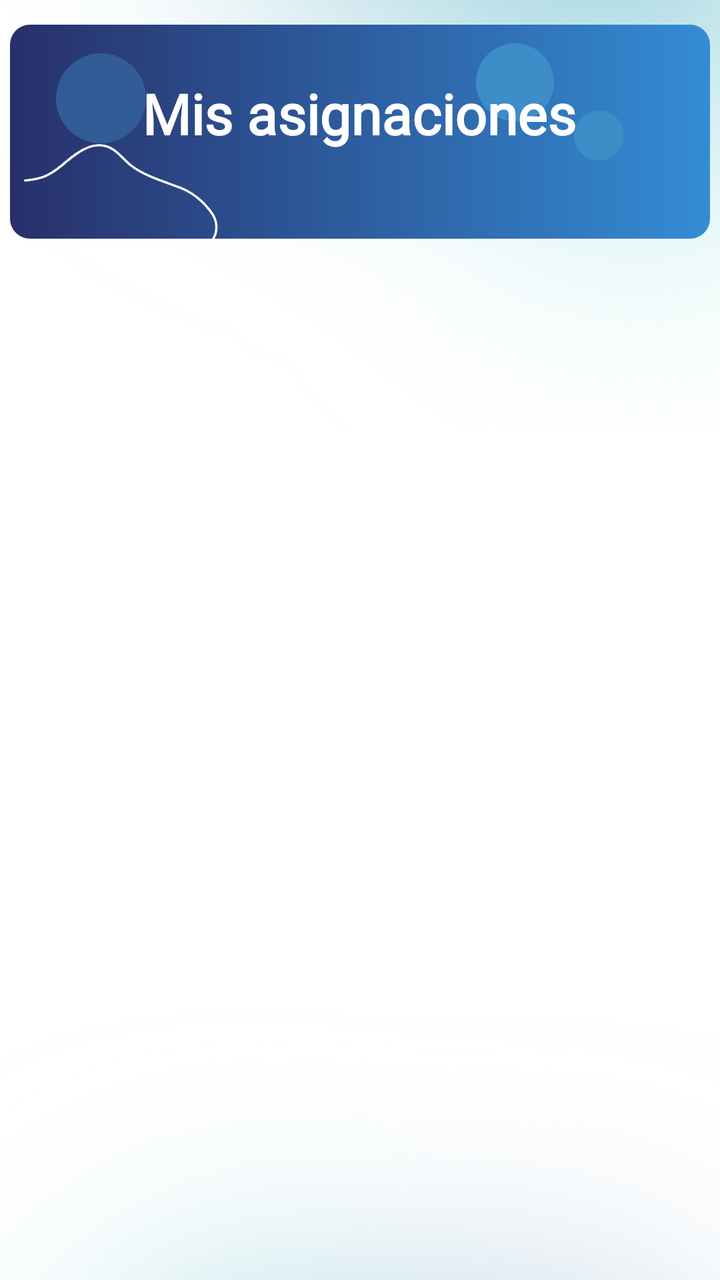
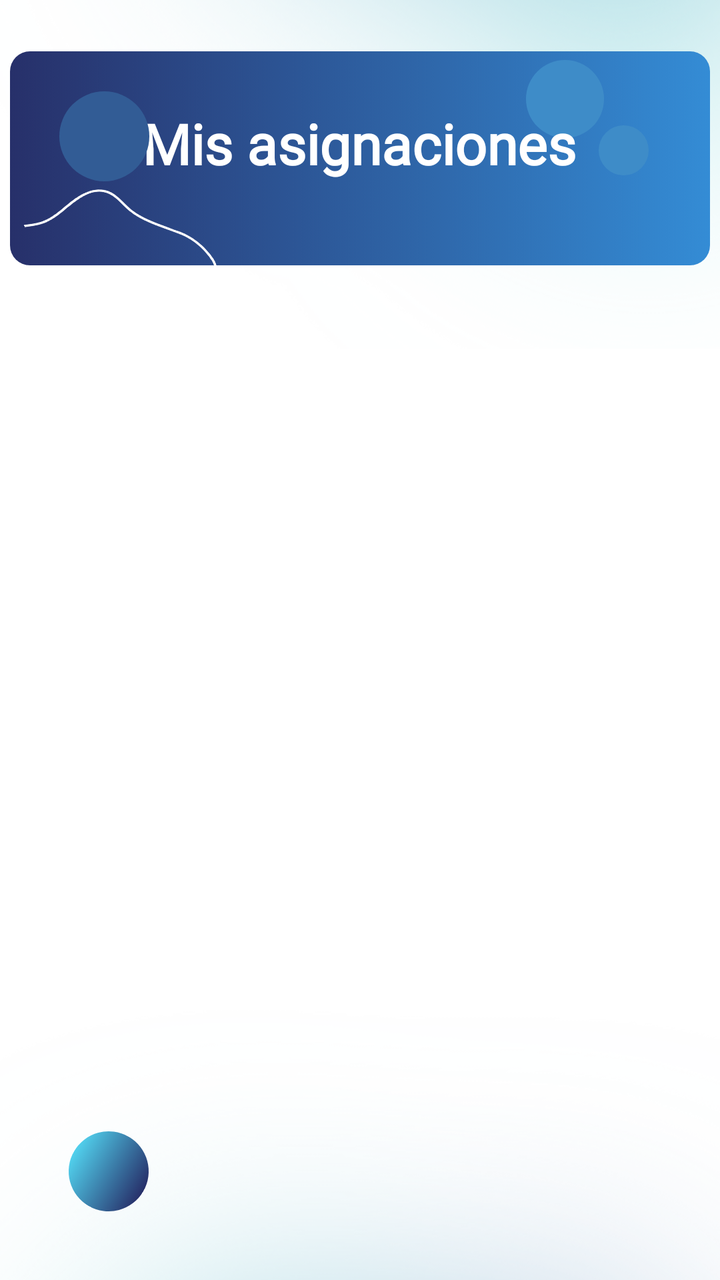

Screens rendered from an Android XML layout before and after an edit, with the pre-edit source and the edit as a unified diff.
<!-- AndroidManifest.xml: application theme Theme.OnePetApp.NoActionBar -->
<!-- res/layout/fragment_asignaciones.xml -->
<?xml version="1.0" encoding="utf-8"?>
<FrameLayout xmlns:android="http://schemas.android.com/apk/res/android"
    xmlns:app="http://schemas.android.com/apk/res-auto"
    xmlns:tools="http://schemas.android.com/tools"
    android:layout_width="match_parent"
    android:layout_height="match_parent"
    android:background="#FFFFFF"
    tools:context=".fragment_asignaciones">

    <androidx.constraintlayout.widget.ConstraintLayout
        android:layout_width="match_parent"
        android:layout_height="match_parent"
        android:backgroundTint="#FFFFFF" >

        <ImageView
            android:id="@+id/imageView234"
            android:layout_width="wrap_content"
            android:layout_height="wrap_content"
            android:layout_marginBottom="356dp"
            android:rotation="270"
            android:rotationY="0"
            android:src="@drawable/degcelest"
            app:layout_constraintBottom_toBottomOf="parent"
            app:layout_constraintStart_toStartOf="parent" />

        <ImageView
            android:id="@+id/imageView153"
            android:layout_width="350dp"
            android:layout_height="107dp"
            android:src="@drawable/recmisresenas"
            app:layout_constraintBottom_toBottomOf="parent"
            app:layout_constraintEnd_toEndOf="parent"
            app:layout_constraintHorizontal_bias="0.488"
            app:layout_constraintStart_toStartOf="parent"
            app:layout_constraintTop_toTopOf="parent"
            app:layout_constraintVertical_bias="0.023" />

        <ImageView
            android:id="@+id/imageView14"
            android:layout_width="39dp"
            android:layout_height="39dp"
            android:src="@drawable/circuloop2"
            app:layout_constraintBottom_toBottomOf="parent"
            app:layout_constraintEnd_toEndOf="parent"
            app:layout_constraintHorizontal_bias="0.741"
            app:layout_constraintStart_toStartOf="parent"
            app:layout_constraintTop_toTopOf="parent"
            app:layout_constraintVertical_bias="0.036" />

        <TextView
            android:id="@+id/textView7"
            android:layout_width="wrap_content"
            android:layout_height="wrap_content"
            android:fontFamily="@font/alata"
            android:text="Mis asignaciones"
            android:textColor="#FFFFFF"
            android:textSize="28sp"
            android:textStyle="bold"
            app:layout_constraintBottom_toBottomOf="parent"
            app:layout_constraintEnd_toEndOf="parent"
            app:layout_constraintHorizontal_bias="0.497"
            app:layout_constraintStart_toStartOf="parent"
            app:layout_constraintTop_toTopOf="parent"
            app:layout_constraintVertical_bias="0.063" />

        <ImageView
            android:id="@+id/imageView227"
            android:layout_width="25dp"
            android:layout_height="25dp"
            android:src="@drawable/circuloop2"
            app:layout_constraintBottom_toBottomOf="parent"
            app:layout_constraintEnd_toEndOf="parent"
            app:layout_constraintHorizontal_bias="0.857"
            app:layout_constraintStart_toStartOf="parent"
            app:layout_constraintTop_toTopOf="parent"
            app:layout_constraintVertical_bias="0.09" />

        <ImageView
            android:id="@+id/imageView232"
            android:layout_width="45dp"
            android:layout_height="45dp"
            android:src="@drawable/circuloop1"
            app:layout_constraintBottom_toBottomOf="parent"
            app:layout_constraintEnd_toEndOf="parent"
            app:layout_constraintHorizontal_bias="0.089"
            app:layout_constraintStart_toStartOf="parent"
            app:layout_constraintTop_toTopOf="parent"
            app:layout_constraintVertical_bias="0.045" />

        <ImageView
            android:id="@+id/imageView233"
            android:layout_width="100dp"
            android:layout_height="100dp"
            android:rotation="160"
            android:src="@drawable/blobw4"
            app:layout_constraintBottom_toBottomOf="parent"
            app:layout_constraintEnd_toEndOf="parent"
            app:layout_constraintHorizontal_bias="0.054"
            app:layout_constraintStart_toStartOf="parent"
            app:layout_constraintTop_toTopOf="parent"
            app:layout_constraintVertical_bias="0.068" />

        <ImageView
            android:id="@+id/imageView235"
            android:layout_width="wrap_content"
            android:layout_height="wrap_content"
            android:layout_marginTop="376dp"
            android:src="@drawable/degabceleste"
            app:layout_constraintTop_toTopOf="parent"
            tools:layout_editor_absoluteX="0dp" />

        <ImageView
            android:id="@+id/imageView236"
            android:layout_width="wrap_content"
            android:layout_height="wrap_content"
            android:layout_marginTop="464dp"
            android:rotation="180"
            android:src="@drawable/wavedarkbluelongopac"
            app:layout_constraintEnd_toEndOf="parent"
            app:layout_constraintHorizontal_bias="0.0"
            app:layout_constraintStart_toStartOf="parent"
            app:layout_constraintTop_toTopOf="parent" />

        <ImageView
            android:id="@+id/imageView237"
            android:layout_width="wrap_content"
            android:layout_height="wrap_content"
            android:layout_marginTop="472dp"
            android:rotation="180"
            android:src="@drawable/wavedarkbluelong"
            app:layout_constraintStart_toStartOf="parent"
            app:layout_constraintTop_toTopOf="parent" />

        <androidx.recyclerview.widget.RecyclerView
            android:id="@+id/rcvMisAsignaciones"
            android:layout_width="347dp"
            android:layout_height="582dp"
            android:layout_marginTop="80dp"
            app:layout_constraintBottom_toBottomOf="parent"
            app:layout_constraintEnd_toEndOf="parent"
            app:layout_constraintStart_toStartOf="parent"
            app:layout_constraintTop_toTopOf="parent" />

    </androidx.constraintlayout.widget.ConstraintLayout>

</FrameLayout>
<!-- resources referenced by this layout -->
<resources>
  <!-- drawable blobw4: png bitmap (drawable, 11068 bytes) -->
  <!-- drawable circuloop1 (drawable) -->
  <?xml version="1.0" encoding="utf-8"?>
  <selector xmlns:android="http://schemas.android.com/apk/res/android">
      <item>
          <shape>
              <gradient
                  android:startColor="#325c95"
                  android:endColor="#325c95">
              </gradient>
              <corners android:radius="1000dp"></corners>
          </shape>
      </item>
  </selector>
  <!-- drawable circuloop2 (drawable) -->
  <?xml version="1.0" encoding="utf-8"?>
  <selector xmlns:android="http://schemas.android.com/apk/res/android">
      <item>
          <shape>
              <gradient
                  android:startColor="#3e8cc8"
                  android:endColor="#3e8cc8">
              </gradient>
              <corners android:radius="1000dp"></corners>
          </shape>
      </item>
  </selector>
  <!-- drawable degabceleste: png bitmap (drawable, 168607 bytes) -->
  <!-- drawable degcelest: png bitmap (drawable, 239595 bytes) -->
  <!-- drawable recmisresenas (drawable) -->
  <?xml version="1.0" encoding="utf-8"?>
  <selector xmlns:android="http://schemas.android.com/apk/res/android">
      <item>
          <shape>
              <gradient
                  android:startColor="#27306A"
                  android:endColor="#348cd5">
              </gradient>
              <corners android:radius="10dp"></corners>
          </shape>
      </item>
  </selector>
  <!-- drawable wavedarkbluelong: png bitmap (drawable, 27163 bytes) -->
  <!-- drawable wavedarkbluelongopac: png bitmap (drawable, 28627 bytes) -->
  <style name="Theme.OnePetApp.NoActionBar">
          <item name="windowActionBar">false</item>
          <item name="windowNoTitle">true</item>
      </style>
</resources>

<!-- the commit's change to res/layout/fragment_asignaciones.xml (unified diff, before → after) -->
@@ -16,10 +16,21 @@
             android:id="@+id/imageView234"
             android:layout_width="wrap_content"
             android:layout_height="wrap_content"
-            android:layout_marginBottom="356dp"
+            android:layout_marginBottom="396dp"
             android:rotation="270"
             android:rotationY="0"
             android:src="@drawable/degcelest"
+            app:layout_constraintBottom_toBottomOf="parent"
+            app:layout_constraintStart_toStartOf="parent" />
+
+        <ImageView
+            android:id="@+id/imageView236"
+            android:layout_width="169dp"
+            android:layout_height="187dp"
+            android:layout_marginStart="252dp"
+            android:layout_marginBottom="656dp"
+            android:rotation="117"
+            android:src="@drawable/blobdos"
             app:layout_constraintBottom_toBottomOf="parent"
             app:layout_constraintStart_toStartOf="parent" />
 
@@ -33,7 +44,7 @@
             app:layout_constraintHorizontal_bias="0.488"
             app:layout_constraintStart_toStartOf="parent"
             app:layout_constraintTop_toTopOf="parent"
-            app:layout_constraintVertical_bias="0.023" />
+            app:layout_constraintVertical_bias="0.048" />
 
         <ImageView
             android:id="@+id/imageView14"
@@ -42,10 +53,10 @@
             android:src="@drawable/circuloop2"
             app:layout_constraintBottom_toBottomOf="parent"
             app:layout_constraintEnd_toEndOf="parent"
-            app:layout_constraintHorizontal_bias="0.741"
+            app:layout_constraintHorizontal_bias="0.819"
             app:layout_constraintStart_toStartOf="parent"
             app:layout_constraintTop_toTopOf="parent"
-            app:layout_constraintVertical_bias="0.036" />
+            app:layout_constraintVertical_bias="0.05" />
 
         <TextView
             android:id="@+id/textView7"
@@ -61,7 +72,7 @@
             app:layout_constraintHorizontal_bias="0.497"
             app:layout_constraintStart_toStartOf="parent"
             app:layout_constraintTop_toTopOf="parent"
-            app:layout_constraintVertical_bias="0.063" />
+            app:layout_constraintVertical_bias="0.088" />
 
         <ImageView
             android:id="@+id/imageView227"
@@ -70,10 +81,10 @@
             android:src="@drawable/circuloop2"
             app:layout_constraintBottom_toBottomOf="parent"
             app:layout_constraintEnd_toEndOf="parent"
-            app:layout_constraintHorizontal_bias="0.857"
+            app:layout_constraintHorizontal_bias="0.894"
             app:layout_constraintStart_toStartOf="parent"
             app:layout_constraintTop_toTopOf="parent"
-            app:layout_constraintVertical_bias="0.09" />
+            app:layout_constraintVertical_bias="0.102" />
 
         <ImageView
             android:id="@+id/imageView232"
@@ -82,10 +93,10 @@
             android:src="@drawable/circuloop1"
             app:layout_constraintBottom_toBottomOf="parent"
             app:layout_constraintEnd_toEndOf="parent"
-            app:layout_constraintHorizontal_bias="0.089"
+            app:layout_constraintHorizontal_bias="0.094"
             app:layout_constraintStart_toStartOf="parent"
             app:layout_constraintTop_toTopOf="parent"
-            app:layout_constraintVertical_bias="0.045" />
+            app:layout_constraintVertical_bias="0.077" />
 
         <ImageView
             android:id="@+id/imageView233"
@@ -98,7 +109,7 @@
             app:layout_constraintHorizontal_bias="0.054"
             app:layout_constraintStart_toStartOf="parent"
             app:layout_constraintTop_toTopOf="parent"
-            app:layout_constraintVertical_bias="0.068" />
+            app:layout_constraintVertical_bias="0.11" />
 
         <ImageView
             android:id="@+id/imageView235"
@@ -109,28 +120,6 @@
             app:layout_constraintTop_toTopOf="parent"
             tools:layout_editor_absoluteX="0dp" />
 
-        <ImageView
-            android:id="@+id/imageView236"
-            android:layout_width="wrap_content"
-            android:layout_height="wrap_content"
-            android:layout_marginTop="464dp"
-            android:rotation="180"
-            android:src="@drawable/wavedarkbluelongopac"
-            app:layout_constraintEnd_toEndOf="parent"
-            app:layout_constraintHorizontal_bias="0.0"
-            app:layout_constraintStart_toStartOf="parent"
-            app:layout_constraintTop_toTopOf="parent" />
-
-        <ImageView
-            android:id="@+id/imageView237"
-            android:layout_width="wrap_content"
-            android:layout_height="wrap_content"
-            android:layout_marginTop="472dp"
-            android:rotation="180"
-            android:src="@drawable/wavedarkbluelong"
-            app:layout_constraintStart_toStartOf="parent"
-            app:layout_constraintTop_toTopOf="parent" />
-
         <androidx.recyclerview.widget.RecyclerView
             android:id="@+id/rcvMisAsignaciones"
             android:layout_width="347dp"
@@ -138,8 +127,45 @@
             android:layout_marginTop="80dp"
             app:layout_constraintBottom_toBottomOf="parent"
             app:layout_constraintEnd_toEndOf="parent"
+            app:layout_constraintHorizontal_bias="0.521"
+            app:layout_constraintStart_toStartOf="parent"
+            app:layout_constraintTop_toTopOf="parent"
+            app:layout_constraintVertical_bias="0.715" />
+
+        <ImageView
+            android:id="@+id/imageView237"
+            android:layout_width="171dp"
+            android:layout_height="188dp"
+            android:layout_marginTop="664dp"
+            android:layout_marginEnd="288dp"
+            android:rotation="0"
+            android:src="@drawable/bgtres"
+            app:layout_constraintEnd_toEndOf="parent"
+            app:layout_constraintTop_toTopOf="parent" />
+
+        <ImageView
+            android:id="@+id/imageView251"
+            android:layout_width="100dp"
+            android:layout_height="100dp"
+            android:layout_marginTop="732dp"
+            android:src="@drawable/circulocelesteazul"
+            app:layout_constraintEnd_toEndOf="parent"
+            app:layout_constraintHorizontal_bias="0.395"
             app:layout_constraintStart_toStartOf="parent"
             app:layout_constraintTop_toTopOf="parent" />
+
+        <ImageView
+            android:id="@+id/imageView253"
+            android:layout_width="40dp"
+            android:layout_height="40dp"
+            android:rotation="30"
+            android:src="@drawable/circulocelesteazul"
+            app:layout_constraintBottom_toBottomOf="parent"
+            app:layout_constraintEnd_toEndOf="parent"
+            app:layout_constraintHorizontal_bias="0.107"
+            app:layout_constraintStart_toStartOf="parent"
+            app:layout_constraintTop_toTopOf="parent"
+            app:layout_constraintVertical_bias="0.943" />
 
     </androidx.constraintlayout.widget.ConstraintLayout>
 
<!-- resource entries referenced after the edit -->
@@ -1,6 +1,21 @@
 <!-- resources referenced by this layout -->
 <resources>
+  <!-- drawable bgtres: png bitmap (drawable, 17679 bytes) -->
+  <!-- drawable blobdos: png bitmap (drawable, 16865 bytes) -->
   <!-- drawable blobw4: png bitmap (drawable, 11068 bytes) -->
+  <!-- drawable circulocelesteazul (drawable) -->
+  <?xml version="1.0" encoding="utf-8"?>
+  <selector xmlns:android="http://schemas.android.com/apk/res/android">
+      <item>
+          <shape>
+              <gradient
+                  android:startColor="#51D1ED"
+                  android:endColor="#27306A">
+              </gradient>
+              <corners android:radius="1000dp"></corners>
+          </shape>
+      </item>
+  </selector>
   <!-- drawable circuloop1 (drawable) -->
   <?xml version="1.0" encoding="utf-8"?>
   <selector xmlns:android="http://schemas.android.com/apk/res/android">
@@ -42,8 +57,6 @@
           </shape>
       </item>
   </selector>
-  <!-- drawable wavedarkbluelong: png bitmap (drawable, 27163 bytes) -->
-  <!-- drawable wavedarkbluelongopac: png bitmap (drawable, 28627 bytes) -->
   <style name="Theme.OnePetApp.NoActionBar">
           <item name="windowActionBar">false</item>
           <item name="windowNoTitle">true</item>
